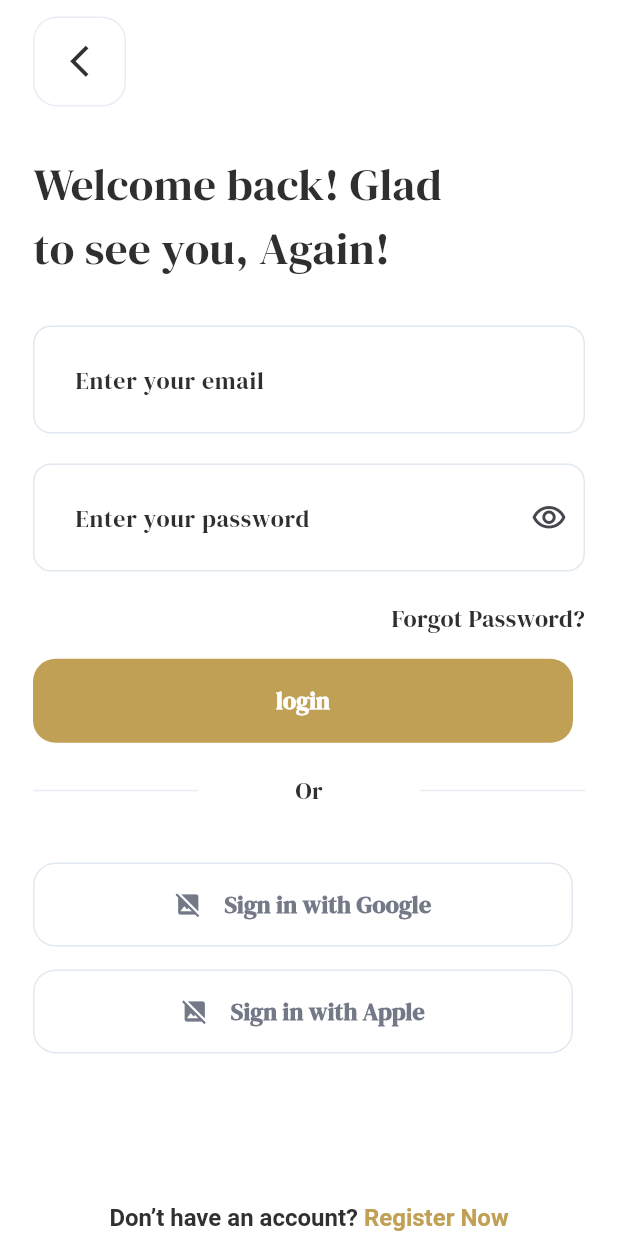
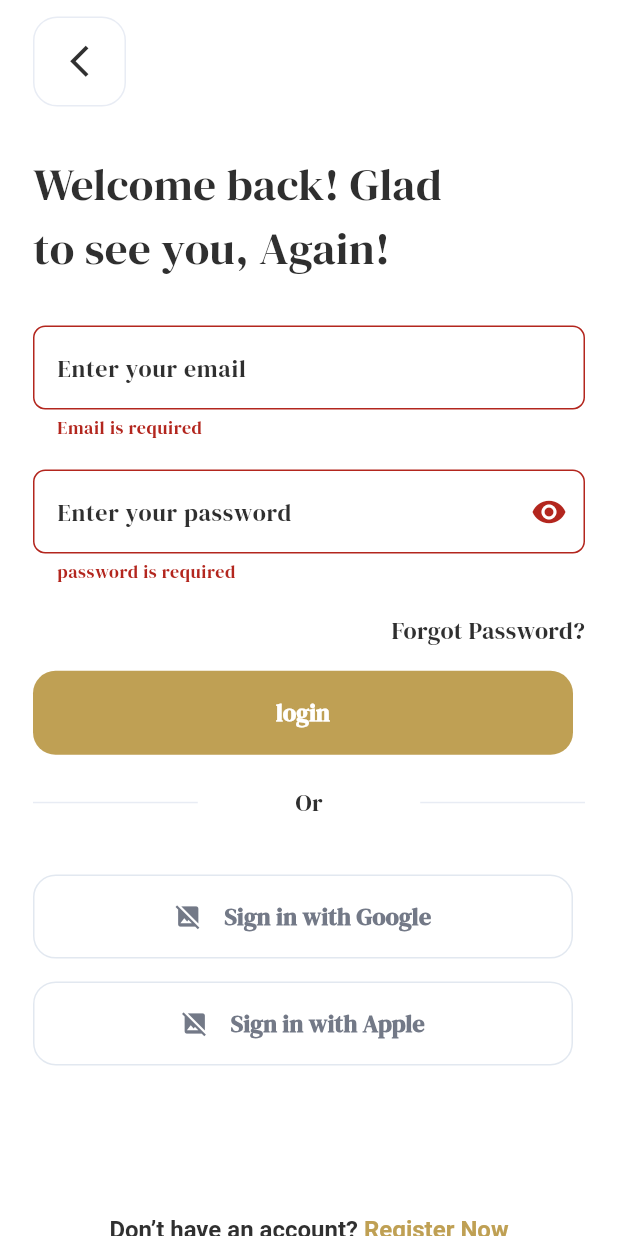
Before and after one commit to mostafafaiz2020-byte/Booko, a Flutter app: the LoginScreen screen opened by its route, after a tap on "login", on a phone screen of 412 x 824 dp. Run offline on Flutter 3.47's test engine with Material 3 defaults, Android fonts, the phone set to English and light mode, and no system bars; our stand-ins replace bloc, dio, easy_localization, flutter_bloc, flutter_screenutil; network calls fail.

Commit message:
Update project

```diff
--- a/lib/Core/routes/app_router.dart
+++ b/lib/Core/routes/app_router.dart
@@ -1,15 +1,22 @@
 // Core/routes/app_router.dart
 import 'package:bookstore/Core/routes/App_Routes.dart';
+import 'package:bookstore/Feature/auth/presentation/cubit/cubit/auth_cubit_cubit.dart';
 import 'package:bookstore/Feature/auth/presentation/ui/Register.dart';
 import 'package:bookstore/Feature/auth/presentation/ui/login_screen.dart';
 import 'package:bookstore/Feature/welcome/presentation/ui/welcome_screen.dart';
 import 'package:flutter/material.dart';
+import 'package:flutter_bloc/flutter_bloc.dart';
 
 class AppRouter {
   static Route<dynamic>? onGenerateRoute(RouteSettings settings) {
     switch (settings.name) {
       case AppRoutes.loginscreen:
-        return MaterialPageRoute(builder: (_) => const LoginScreen());
+        return MaterialPageRoute(
+          builder: (_) => BlocProvider(
+            create: (context) => AuthCubitCubit(),
+            child: const LoginScreen(),
+          ),
+        );
 
       case AppRoutes.welcome_screen:
         return MaterialPageRoute(builder: (_) => const WelcomeScreen());
--- /dev/null
+++ b/lib/Core/utils/app_validator.dart
@@ -0,0 +1,9 @@
+// Core/utils/app_validator.dart
+class AppValidator {
+  static bool isEmailValid(String email) {
+    final RegExp emailRegex = RegExp(
+      r'^[a-zA-Z0-9._%+-]+@[a-zA-Z0-9.-]+\.[a-zA-Z]{2,}$',
+    );
+    return emailRegex.hasMatch(email);
+  }
+}
--- /dev/null
+++ b/lib/Feature/auth/data/repo/auth_repo.dart
@@ -0,0 +1,24 @@
+// Feature/auth/data/repo/auth_repo.dart
+
+import 'package:dio/dio.dart';
+
+class AuthRepo {
+  Dio dio = Dio();
+
+  Future<bool> login({required String email, required String password}) async {
+    try {
+      final response = await dio.post(
+        'https://codingarabic.erapro.com/login',
+        data: {'email': email, 'password': password},
+      );
+
+      if (response.statusCode == 200) {
+        return true;
+      } else {
+        return false;
+      }
+    } catch (e) {
+      return false;
+    }
+  }
+}
--- /dev/null
+++ b/lib/Feature/auth/presentation/cubit/cubit/auth_cubit_cubit.dart
@@ -0,0 +1,25 @@
+// Feature/auth/presentation/cubit/cubit/auth_cubit_cubit.dart
+
+import 'package:bloc/bloc.dart';
+import 'package:bookstore/Feature/auth/data/repo/auth_repo.dart';
+import 'package:flutter/material.dart';
+
+part 'auth_cubit_state.dart';
+
+class AuthCubitCubit extends Cubit<AuthCubitState> {
+  AuthCubitCubit() : super(AuthCubitInitial());
+
+  final AuthRepo authRepo = AuthRepo();
+
+  Future<void> login({required String email, required String password}) async {
+    emit(LoginLoadingState());
+
+    final response = await authRepo.login(email: email, password: password);
+
+    if (response) {
+      emit(LoginSuccessState());
+    } else {
+      emit(LoginErroState());
+    }
+  }
+}
--- /dev/null
+++ b/lib/Feature/auth/presentation/cubit/cubit/auth_cubit_state.dart
@@ -0,0 +1,13 @@
+// Feature/auth/presentation/cubit/cubit/auth_cubit_state.dart
+part of 'auth_cubit_cubit.dart';
+
+@immutable
+sealed class AuthCubitState {}
+
+final class AuthCubitInitial extends AuthCubitState {}
+
+final class LoginLoadingState extends AuthCubitState {}
+
+final class LoginSuccessState extends AuthCubitState {}
+
+final class LoginErroState extends AuthCubitState {}
--- a/lib/Feature/auth/presentation/ui/login_screen.dart
+++ b/lib/Feature/auth/presentation/ui/login_screen.dart
@@ -1,18 +1,58 @@
 // Feature/auth/presentation/ui/login_screen.dart
 
+// Feature/auth/presentation/ui/login_screen.dart
+
+import 'package:bookstore/Core/routes/App_Routes.dart';
 import 'package:bookstore/Core/theme/app_colors.dart';
 import 'package:bookstore/Core/theme/app_text_styles.dart';
-import 'package:bookstore/Core/widgets/Custom%20TextFormField.dart';
+import 'package:bookstore/Core/utils/app_validator.dart';
 import 'package:bookstore/Core/widgets/main_botton.dart';
+import 'package:bookstore/Feature/auth/presentation/cubit/cubit/auth_cubit_cubit.dart';
+import 'package:bookstore/Feature/auth/presentation/ui/widgets/login_form.dart';
 import 'package:flutter/material.dart';
+import 'package:flutter_bloc/flutter_bloc.dart';
 import 'package:flutter_screenutil/flutter_screenutil.dart';
 
-class LoginScreen extends StatelessWidget {
+class LoginScreen extends StatefulWidget {
   const LoginScreen({super.key});
 
   @override
+  State<LoginScreen> createState() => _LoginScreenState();
+}
+
+class _LoginScreenState extends State<LoginScreen> {
+  final formState = GlobalKey<FormState>();
+  var emailcontroller = TextEditingController();
+  var passwordcontroller = TextEditingController();
+  @override
+  void dispose() {
+    emailcontroller.dispose();
+    passwordcontroller.dispose();
+    super.dispose();
+  }
+
+  @override
   Widget build(BuildContext context) {
-    return GestureDetector(
+    return BlocListener<AuthCubitCubit, AuthCubitState>(
+      listener: (context, state) {
+        if (state is LoginLoadingState) {
+          showDialog(
+            context: context,
+            builder: (context) =>
+                AlertDialog(content: CircularProgressIndicator()),
+          );
+        } else if (state is LoginSuccessState) {
+          Navigator.pushNamed(context, AppRoutes.welcome_screen);
+        } else {
+          showDialog(
+            context: context,
+            builder: (context) => AlertDialog(content: Text("error")),
+          );
+        }
+      },
+      child: Form(
+        key: formState,
+        child: GestureDetector(
           behavior: HitTestBehavior.opaque,
           onTap: () {
             FocusScope.of(context).unfocus();
@@ -21,7 +61,8 @@ class LoginScreen extends StatelessWidget {
             backgroundColor: AppColors.whitecolor,
             body: SafeArea(
               child: SingleChildScrollView(
-            keyboardDismissBehavior: ScrollViewKeyboardDismissBehavior.onDrag,
+                keyboardDismissBehavior:
+                    ScrollViewKeyboardDismissBehavior.onDrag,
                 child: Padding(
                   padding: const EdgeInsets.only(top: 11, left: 22, right: 22),
                   child: Column(
@@ -52,13 +93,39 @@ class LoginScreen extends StatelessWidget {
 
                       const SizedBox(height: 30),
 
-                  CustomTextField(hint: 'Enter your email'),
+                      LoginForm(
+                        controller: emailcontroller,
+                        title: "Enter your email",
+                        valdator: (v) {
+                          if (v == null || v.isEmpty) {
+                            return "Email is required";
+                          }
+
+                          if (!AppValidator.isEmailValid(v)) {
+                            return "please enter a email";
+                          }
+
+                          return "";
+                        },
+                      ),
 
                       const SizedBox(height: 20),
 
-                  CustomTextField(
-                    hint: 'Enter your password',
+                      LoginForm(
+                        controller: passwordcontroller,
+                        title: "Enter your password",
                         isPassword: true,
+                        valdator: (v) {
+                          if (v == null || v.isEmpty) {
+                            return "password is required";
+                          }
+
+                          if (v.length <= 6) {
+                            return "password must be greater than 6";
+                          }
+
+                          return "";
+                        },
                       ),
 
                       const SizedBox(height: 20),
@@ -75,7 +142,14 @@ class LoginScreen extends StatelessWidget {
 
                       MainBotton(
                         Titel: "login",
-                    onTap: () {},
+                        onTap: () {
+                          if (formState.currentState!.validate() ?? false) {
+                            context.read<AuthCubitCubit>().login(
+                              email: emailcontroller.text,
+                              password: passwordcontroller.text,
+                            );
+                          }
+                        },
                         backgroundColor: AppColors.maincolor,
                         textColor: AppColors.whitecolor,
                       ),
@@ -104,15 +178,20 @@ class LoginScreen extends StatelessWidget {
                           ),
                         ],
                       ),
+
                       36.verticalSpace,
+
                       MainBotton(
                         Titel: "Sign in with Google",
                         onTap: () {},
                         backgroundColor: Colors.white,
                         textColor: const Color(0xFF737987),
-                    image: "https://img.icons8.com/color/48/google-logo.png",
+                        image:
+                            "https://img.icons8.com/color/48/google-logo.png",
                       ),
+
                       15.verticalSpace,
+
                       MainBotton(
                         Titel: "Sign in with Apple",
                         onTap: () {},
@@ -121,6 +200,7 @@ class LoginScreen extends StatelessWidget {
                         image:
                             "https://img.icons8.com/ios-filled/50/000000/mac-os.png",
                       ),
+
                       const SizedBox(height: 100),
 
                       Center(
@@ -135,6 +215,7 @@ class LoginScreen extends StatelessWidget {
                                 text: "Don’t have an account? ",
                                 style: TextStyle(color: Color(0xFF303030)),
                               ),
+
                               TextSpan(
                                 text: "Register Now",
                                 style: TextStyle(color: AppColors.maincolor),
@@ -151,6 +232,8 @@ class LoginScreen extends StatelessWidget {
               ),
             ),
           ),
+        ),
+      ),
     );
   }
 }
--- /dev/null
+++ b/lib/Feature/auth/presentation/ui/widgets/login_form.dart
@@ -0,0 +1,65 @@
+// Feature/auth/presentation/ui/widgets/login_form.dart
+
+// Feature/auth/presentation/ui/widgets/login_form.dart
+
+import 'package:bookstore/Core/theme/app_colors.dart';
+import 'package:bookstore/Core/theme/app_text_styles.dart';
+import 'package:flutter/material.dart';
+import 'package:flutter_screenutil/flutter_screenutil.dart';
+
+class LoginForm extends StatefulWidget {
+  final String title;
+  final bool isPassword;
+  final String Function(String?)? valdator;
+
+  const LoginForm({
+    super.key,
+    required this.title,
+    this.isPassword = false,
+    this.valdator,
+    this.controller,
+  });
+  final TextEditingController? controller;
+  @override
+  State<LoginForm> createState() => _LoginFormState();
+}
+
+class _LoginFormState extends State<LoginForm> {
+  bool isobscure = true;
+  @override
+  Widget build(BuildContext context) {
+    return TextFormField(
+      controller: widget.controller,
+
+      obscureText: widget.isPassword && isobscure, //بنستخدمها علشان نخفي النص
+      cursorColor: AppColors.maincolor,
+      validator: widget.valdator,
+      decoration: InputDecoration(
+        suffixIcon: widget.isPassword
+            ? InkWell(
+                onTap: () {
+                  setState(() {
+                    isobscure = !isobscure;
+                  });
+                },
+                child: const Icon(Icons.visibility),
+              )
+            : null,
+        hintStyle: AppTextStyles.font_hint,
+        hintText: widget.title,
+        border: OutlineInputBorder(
+          borderRadius: BorderRadius.circular(8.r),
+          borderSide: BorderSide(color: AppColors.bordercolor),
+        ),
+        enabledBorder: OutlineInputBorder(
+          borderRadius: BorderRadius.circular(8.r),
+          borderSide: BorderSide(color: AppColors.bordercolor),
+        ),
+        focusedBorder: OutlineInputBorder(
+          borderRadius: BorderRadius.circular(8.r),
+          borderSide: BorderSide(color: AppColors.bordercolor),
+        ),
+      ),
+    );
+  }
+}
--- a/pubspec.yaml
+++ b/pubspec.yaml
@@ -18,6 +18,7 @@ dependencies:
   flutter_bloc: ^9.1.1
   flutter_native_splash: ^2.4.8
   google_fonts: ^8.2.1
+  dio: 5.11.1
 
 dev_dependencies:
   flutter_test:
```
Also changed, not shown: lib/Feature/welcome/presentation/ui/welcome_screen.dart (+11 -0 lines), pubspec.lock. Lines whose indentation alone changed are shown as unchanged.
